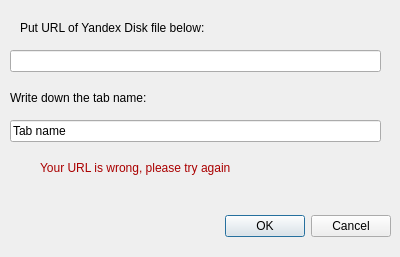
Old version of the form forms/open_link_dialog.ui in the repository akhmeade/yanileda.
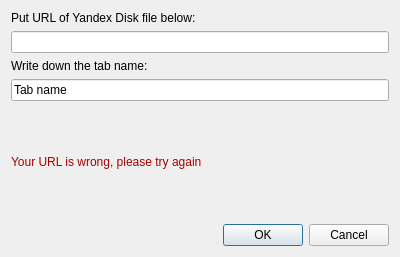
New version of the form.

Commit message: change the title and size of open link dialog

Diff of the .ui file:
```diff
--- a/forms/open_link_dialog.ui
+++ b/forms/open_link_dialog.ui
@@ -13,84 +13,69 @@
   <property name="windowTitle">
    <string>Dialog</string>
   </property>
-  <widget class="QDialogButtonBox" name="buttonBox">
-   <property name="geometry">
-    <rect>
-     <x>50</x>
-     <y>210</y>
-     <width>341</width>
-     <height>32</height>
-    </rect>
-   </property>
-   <property name="orientation">
-    <enum>Qt::Horizontal</enum>
-   </property>
-   <property name="standardButtons">
-    <set>QDialogButtonBox::Cancel|QDialogButtonBox::Ok</set>
-   </property>
-  </widget>
-  <widget class="QLineEdit" name="url_box">
-   <property name="geometry">
-    <rect>
-     <x>10</x>
-     <y>50</y>
-     <width>371</width>
-     <height>22</height>
-    </rect>
-   </property>
-  </widget>
-  <widget class="QLabel" name="label">
-   <property name="geometry">
-    <rect>
-     <x>20</x>
-     <y>20</y>
-     <width>231</width>
-     <height>16</height>
-    </rect>
-   </property>
-   <property name="text">
-    <string>Put URL of Yandex Disk file below:</string>
-   </property>
-  </widget>
-  <widget class="QLabel" name="warning_label">
-   <property name="geometry">
-    <rect>
-     <x>40</x>
-     <y>160</y>
-     <width>231</width>
-     <height>16</height>
-    </rect>
-   </property>
-   <property name="text">
-    <string>&lt;html&gt;&lt;head/&gt;&lt;body&gt;&lt;p&gt;&lt;span style=&quot; color:#aa0000;&quot;&gt;Your URL is wrong, please try again&lt;/span&gt;&lt;/p&gt;&lt;/body&gt;&lt;/html&gt;</string>
-   </property>
-  </widget>
-  <widget class="QLineEdit" name="name_box">
-   <property name="geometry">
-    <rect>
-     <x>10</x>
-     <y>120</y>
-     <width>371</width>
-     <height>22</height>
-    </rect>
-   </property>
-   <property name="text">
-    <string>Tab name</string>
-   </property>
-  </widget>
-  <widget class="QLabel" name="label_2">
-   <property name="geometry">
-    <rect>
-     <x>10</x>
-     <y>90</y>
-     <width>371</width>
-     <height>16</height>
-    </rect>
-   </property>
-   <property name="text">
-    <string>Write down the tab name:</string>
-   </property>
-  </widget>
+  <layout class="QVBoxLayout" name="verticalLayout_3">
+   <item>
+    <layout class="QVBoxLayout" name="verticalLayout">
+     <item>
+      <widget class="QLabel" name="label">
+       <property name="sizePolicy">
+        <sizepolicy hsizetype="Preferred" vsizetype="Fixed">
+         <horstretch>0</horstretch>
+         <verstretch>0</verstretch>
+        </sizepolicy>
+       </property>
+       <property name="text">
+        <string>Put URL of Yandex Disk file below:</string>
+       </property>
+      </widget>
+     </item>
+     <item>
+      <widget class="QLineEdit" name="url_box"/>
+     </item>
+    </layout>
+   </item>
+   <item>
+    <layout class="QVBoxLayout" name="verticalLayout_2">
+     <item>
+      <widget class="QLabel" name="label_2">
+       <property name="sizePolicy">
+        <sizepolicy hsizetype="Preferred" vsizetype="Fixed">
+         <horstretch>0</horstretch>
+         <verstretch>0</verstretch>
+        </sizepolicy>
+       </property>
+       <property name="text">
+        <string>Write down the tab name:</string>
+       </property>
+      </widget>
+     </item>
+     <item>
+      <widget class="QLineEdit" name="name_box">
+       <property name="text">
+        <string>Tab name</string>
+       </property>
+      </widget>
+     </item>
+    </layout>
+   </item>
+   <item>
+    <widget class="QLabel" name="warning_label">
+     <property name="text">
+      <string>&lt;html&gt;&lt;head/&gt;&lt;body&gt;&lt;p&gt;&lt;span style=&quot; color:#aa0000;&quot;&gt;Your URL is wrong, please try again&lt;/span&gt;&lt;/p&gt;&lt;/body&gt;&lt;/html&gt;</string>
+     </property>
+    </widget>
+   </item>
+   <item>
+    <widget class="QDialogButtonBox" name="buttonBox">
+     <property name="orientation">
+      <enum>Qt::Horizontal</enum>
+     </property>
+     <property name="standardButtons">
+      <set>QDialogButtonBox::Cancel|QDialogButtonBox::Ok</set>
+     </property>
+    </widget>
+   </item>
+  </layout>
  </widget>
  <resources/>
  <connections>
```
The commit also changes 2 other files.
